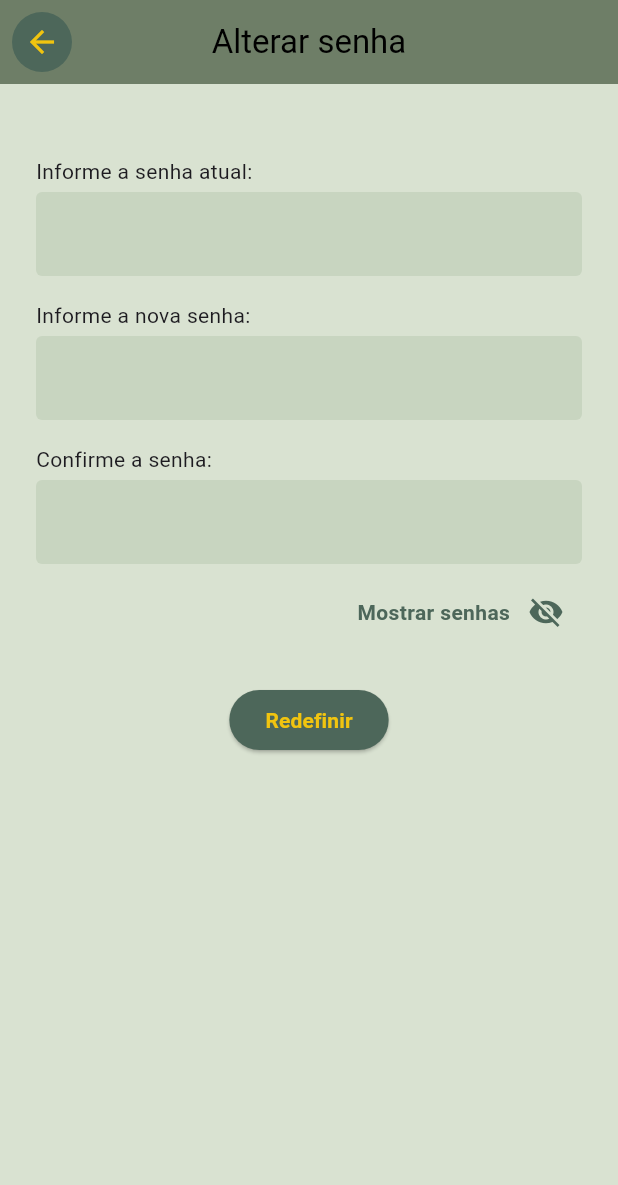
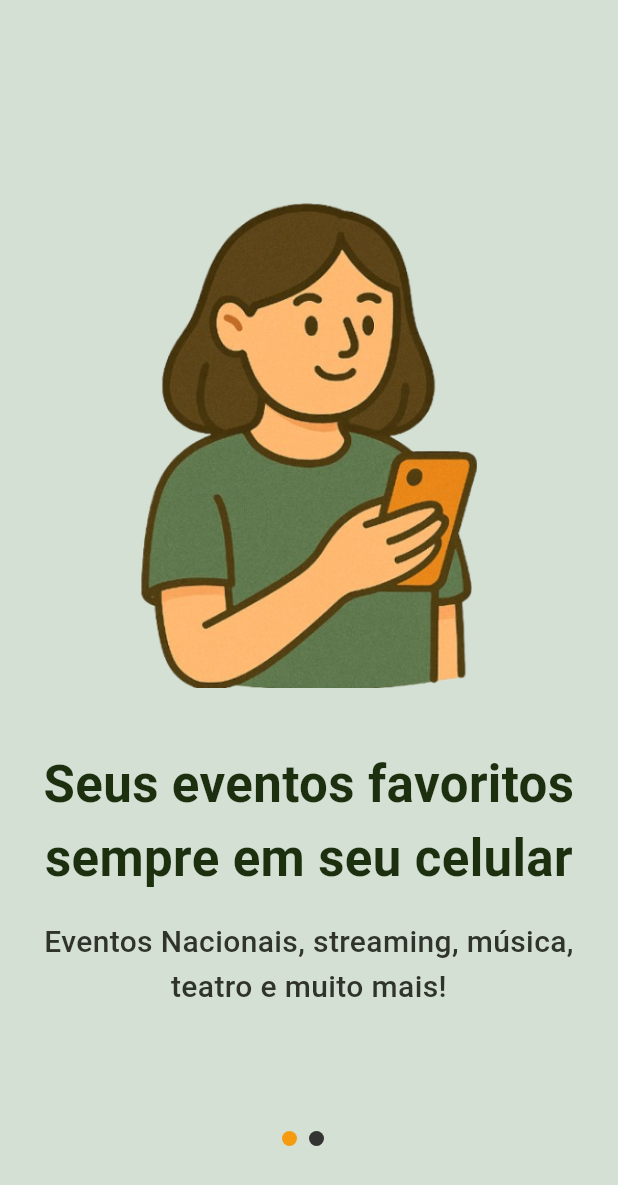
Before and after one commit to Dollyn-boy/projeto_viveri, a Flutter app: the screen it shows after launch, on a phone screen of 412 x 824 dp. Shown: the top 1185 px of the screen. Run offline on Flutter 3.47's test engine with Material 3 defaults, Android fonts, the phone set to English and light mode, and no system bars; our stand-ins replace google_fonts.

Commit message:
adicionando HomePage e Boas vindaxxxxxxxxxxxxx

```diff
--- /dev/null
+++ b/lib/constants/theme/app_colors.dart
@@ -0,0 +1,14 @@
+import 'package:flutter/material.dart';
+
+class AppColors {
+  // Construtor privado para impedir que a classe seja instanciada
+  AppColors._();
+
+  // --- Paleta Principal ---
+
+  static const Color background = Color(0xFFD4E0D4);
+  static const Color title = Color(0xFF1C2F0F); // Verde escuro para títulos
+  static const Color textBody = Color(0xFF2F332C); // Verde médio para textos do corpo
+  static const Color primary = Color(0xFF284017);
+  static const Color amarelo = Color(0xFFF69B0F);
+}
--- a/lib/main.dart
+++ b/lib/main.dart
@@ -1,4 +1,7 @@
 import 'package:flutter/material.dart';
+import 'package:viveri/pages/home/home_page.dart';
+import 'package:viveri/pages/home/onboarding/onboard_page.dart';
+import 'package:viveri/pages/home/splash/splash_page.dart';
 import 'pages/filtro_preco/filtro_preco_page.dart';
 import 'pages/alterar_senha/alterar_senha_page.dart';
 
@@ -12,10 +15,27 @@ class MyApp extends StatelessWidget {
   @override
   Widget build(BuildContext context) {
     return MaterialApp(
+      title: 'Viveri',
+      theme: ThemeData(
+        // Define a cor base do app
+        primarySwatch: Colors.green,
+        useMaterial3: true,
+      ),
       debugShowCheckedModeBanner: false,
-      initialRoute: '/',
+
+      home: const SplashPage(), // Tela inicial é a Splash
+
       routes: {
-        '/': (context) => const AlterarSenhaPage(),
+        '/onboarding': (context) => const OnboardingPage(), // Rota para Onboarding
+        '/welcome': (context) => const HomePage(), // Rota para a HomePage
+        '/login': (context) => const Scaffold(
+              body: Center(child: Text("Aqui será o Login")), // por enquanto q nao tem login
+        ),
+        '/cadastro': (context) => const Scaffold(
+              body: Center(child: Text("Aqui será o Cadastro")), // por enquanto q nao tem cadastro
+        ),
+
+
         '/filtro-preco': (context) => const FiltroPrecoPage(),
         '/alterar-senha': (context) => const AlterarSenhaPage(),
       },
--- /dev/null
+++ b/lib/pages/home/onboarding/onboard_page.dart
@@ -0,0 +1,101 @@
+import 'package:flutter/material.dart';
+import '../../../constants/theme/app_colors.dart';
+import 'widgets/onboarding_content.dart';
+
+class OnboardingPage extends StatefulWidget {
+  const OnboardingPage({super.key});
+
+  @override
+  State<OnboardingPage> createState() => _OnboardingPageState();
+}
+
+class _OnboardingPageState extends State<OnboardingPage> {
+  final PageController _pageController = PageController();
+  int _currentPage = 0;
+
+  final List<Map<String, String>> _onboardingData = [
+    {
+      "image": "assets/images/onboarding_girl.png",
+      "title": "Seus eventos favoritos sempre em seu celular",
+      "desc": "Eventos Nacionais, streaming, música, teatro e muito mais!",
+    },
+    {
+      "image": "assets/images/onboarding_megaphone.png",
+      "title": "Use sua voz e crie seus próprios eventos!",
+      "desc": "Publique seus eventos e compartilhe com seus amigos!",
+    },
+  ];
+
+  // Função para avançar
+  void _nextPage() {
+    if (_currentPage < _onboardingData.length - 1) {
+      // Se não for a última, desliza para a próxima
+      _pageController.nextPage(
+        duration: const Duration(milliseconds: 300),
+        curve: Curves.ease,
+      );
+    } else {
+      // SE FOR A ÚLTIMA (Megafone), vai para a tela de Boas-vindas
+      Navigator.pushReplacementNamed(context, '/welcome');
+    }
+  }
+
+  @override
+  Widget build(BuildContext context) {
+    return Scaffold(
+      backgroundColor: AppColors.background,
+      body: SafeArea(
+        child: GestureDetector(
+          // Detecta o toque em qualquer lugar da tela para avançar
+          onTap: _nextPage,
+          child: Column(
+            children: [
+              Expanded(
+                child: PageView.builder(
+                  controller: _pageController,
+                  onPageChanged: (value) {
+                    setState(() {
+                      _currentPage = value;
+                    });
+                  },
+                  itemCount: _onboardingData.length,
+                  // O physics define como o scroll se comporta
+                  itemBuilder: (context, index) => OnboardingContent(
+                    image: _onboardingData[index]["image"]!,
+                    title: _onboardingData[index]["title"]!,
+                    description: _onboardingData[index]["desc"]!,
+                  ),
+                ),
+              ),
+
+              // Indicadores (Bolinhas)
+              Padding(
+                padding: const EdgeInsets.only(bottom: 60), // Espaço maior
+                child: Row(
+                  mainAxisAlignment: MainAxisAlignment.center,
+                  children: List.generate(
+                    _onboardingData.length,
+                    (index) => _buildDot(index),
+                  ),
+                ),
+              ),
+            ],
+          ),
+        ),
+      ),
+    );
+  }
+
+  Widget _buildDot(int index) {
+    return AnimatedContainer(
+      duration: const Duration(milliseconds: 200),
+      margin: const EdgeInsets.only(right: 8),
+      height: 10, // Ajustei levemente o tamanho
+      width: 10,  // Bolinhas redondas (width = height)
+      decoration: BoxDecoration(
+        color: _currentPage == index ? AppColors.amarelo : const Color(0xFF333333),
+        shape: BoxShape.circle,
+      ),
+    );
+  }
+}
--- /dev/null
+++ b/lib/pages/home/onboarding/widgets/onboarding_content.dart
@@ -0,0 +1,75 @@
+import 'package:flutter/material.dart';
+import '../../../../constants/theme/app_colors.dart';
+import 'package:google_fonts/google_fonts.dart';
+
+class OnboardingContent extends StatelessWidget {
+  final String image;
+  final String title;
+  final String description;
+
+  const OnboardingContent({
+    super.key,
+    required this.image,
+    required this.title,
+    required this.description,
+  });
+
+  @override
+  Widget build(BuildContext context) {
+    // Pega o tamanho total da tela para cálculos responsivos
+    final size = MediaQuery.of(context).size;
+
+    return LayoutBuilder(
+      builder: (context, constraints) {
+        return SingleChildScrollView(
+
+          padding: const EdgeInsets.all(24.0),
+          child: ConstrainedBox(
+            constraints: BoxConstraints(
+              minHeight: constraints.maxHeight,
+            ),
+            child: Column(
+              mainAxisAlignment: MainAxisAlignment.center,
+              children: [
+                SizedBox(
+                  height: size.height * 0.4,
+                  child: Image.asset(
+                    image,
+                    fit: BoxFit.contain,
+                  ),
+                ),
+
+                const SizedBox(height: 40),
+
+                // Título
+                Text(
+                  title,
+                  textAlign: TextAlign.center,
+                  style: GoogleFonts.roboto(
+                    fontSize: 34,
+                    fontWeight: FontWeight.bold,
+                    color: AppColors.title,
+                  ),
+                ),
+
+                const SizedBox(height: 16),
+
+                // Descrição
+                Text(
+                  description,
+                  textAlign: TextAlign.center,
+                  style: GoogleFonts.roboto(
+                    fontSize: 20,
+                    fontWeight: FontWeight.w500,
+                    color: AppColors.textBody,
+                    height: 1.5,
+                  ),
+                ),
+              ],
+            ),
+          ),
+        );
+      },
+    );
+  }
+}
--- a/pubspec.yaml
+++ b/pubspec.yaml
@@ -35,6 +35,7 @@ dependencies:
   # Use with the CupertinoIcons class for iOS style icons.
   cupertino_icons: ^1.0.8
   http: ^1.2.1
+  google_fonts: ^6.3.2
 
 dev_dependencies:
   flutter_test:
@@ -57,7 +58,8 @@ flutter:
   # included with your application, so that you can use the icons in
   # the material Icons class.
   uses-material-design: true
-
+  assets:
+    - assets/images/
   # To add assets to your application, add an assets section, like this:
   # assets:
   #   - images/a_dot_burr.jpeg
```
Also changed, not shown: lib/pages/home/home_page.dart (+122 -0 lines), lib/pages/home/shared/widgets/primary_button.dart (added, +38 -0 lines), lib/pages/home/splash/splash_page.dart (added, +54 -0 lines), assets/images/logo_viveri.png (added), assets/images/onboarding_girl.png (added), assets/images/onboarding_megaphone.png (added), pubspec.lock, 1 other file.
